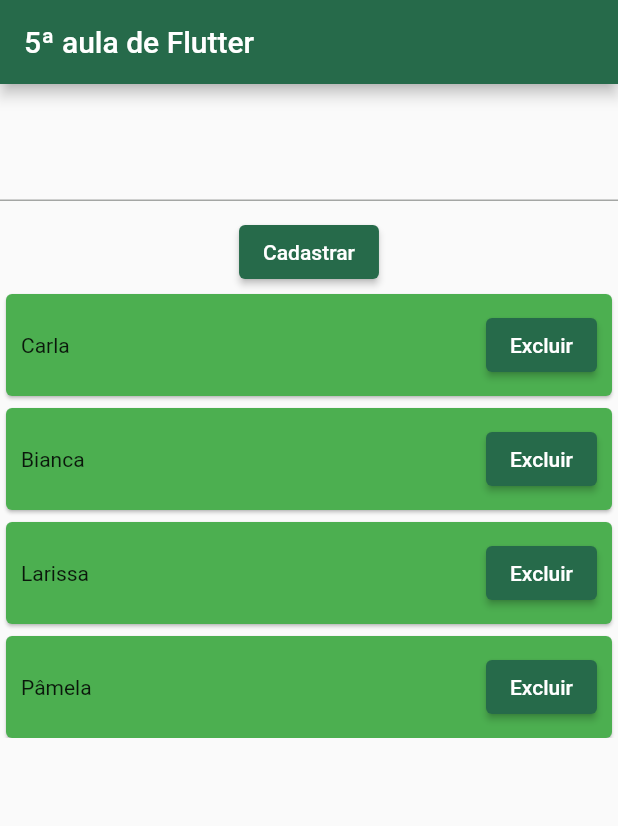
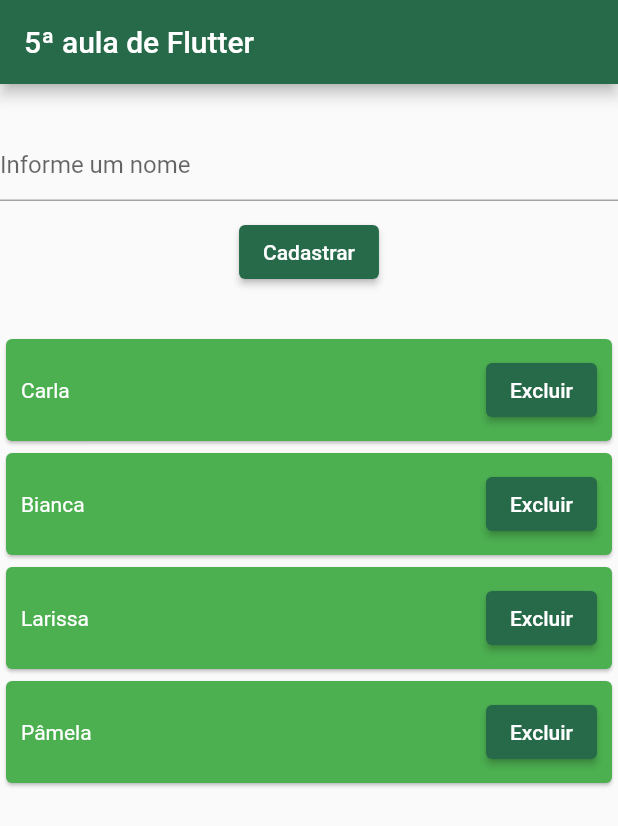
Before and after one commit to ralfslima/todas_tech, a Flutter app: the screen it shows after launch, after a tap on "Excluir", on a phone screen of 412 x 824 dp. Shown: the top 826 px of the screen. Run offline on Flutter 3.47's test engine with Material 2 defaults, Android fonts, the phone set to English and light mode, and no system bars.

Commit message:
Quinta aula de Flutter

```diff
--- a/Flutter/aula05/lib/main.dart
+++ b/Flutter/aula05/lib/main.dart
@@ -47,7 +47,9 @@ class ConteudoPagina extends State {
       appBar: AppBar(
         title: const Text("5ª aula de Flutter"),
       ),
-      body: SizedBox(
+      body: Center(
+        child: SizedBox(
+          width: 500,
           child: Column(
             children: [
               // Caixa de texto e Botão
@@ -57,22 +59,30 @@ class ConteudoPagina extends State {
                     Padding(
                       padding: const EdgeInsets.only(top: 30),
                       child: TextField(
+                        decoration: const InputDecoration(
+                          hintText: 'Informe um nome',
+                        ),
                         onChanged: (valorDigitado) {
-                        setState(() {
+                          setState(
+                            () {
                               nome = valorDigitado;
-                        });
+                            },
+                          );
                         },
                       ),
                     ),
                     Padding(
-                    padding: const EdgeInsets.only(top: 10),
+                      padding: const EdgeInsets.only(top: 10, bottom: 30),
                       child: ElevatedButton(
                         onPressed: () {
                           setState(() {
+                            // Cadastrar na Lista
                             nomes.add(nome!);
                           });
                         },
-                      child: const Text("Cadastrar"),
+                        child: const Text(
+                          "Cadastrar",
+                        ),
                       ),
                     )
                   ],
@@ -81,7 +91,7 @@ class ConteudoPagina extends State {
 
               // ListView
               SizedBox(
-              height: 300,
+                height: 400,
                 child: ListView.builder(
                   shrinkWrap: true,
                   scrollDirection: Axis.vertical,
@@ -94,7 +104,12 @@ class ConteudoPagina extends State {
                         child: Row(
                           mainAxisAlignment: MainAxisAlignment.spaceBetween,
                           children: [
-                          Text(nomes[indice]),
+                            Text(
+                              nomes[indice],
+                              style: const TextStyle(
+                                color: Colors.white,
+                              ),
+                            ),
                             ElevatedButton(
                               onPressed: () {
                                 setState(() {
@@ -111,6 +126,7 @@ class ConteudoPagina extends State {
                 ),
               ),
             ],
+          ),
         ),
       ),
     );
```
Lines whose indentation alone changed are shown as unchanged.
